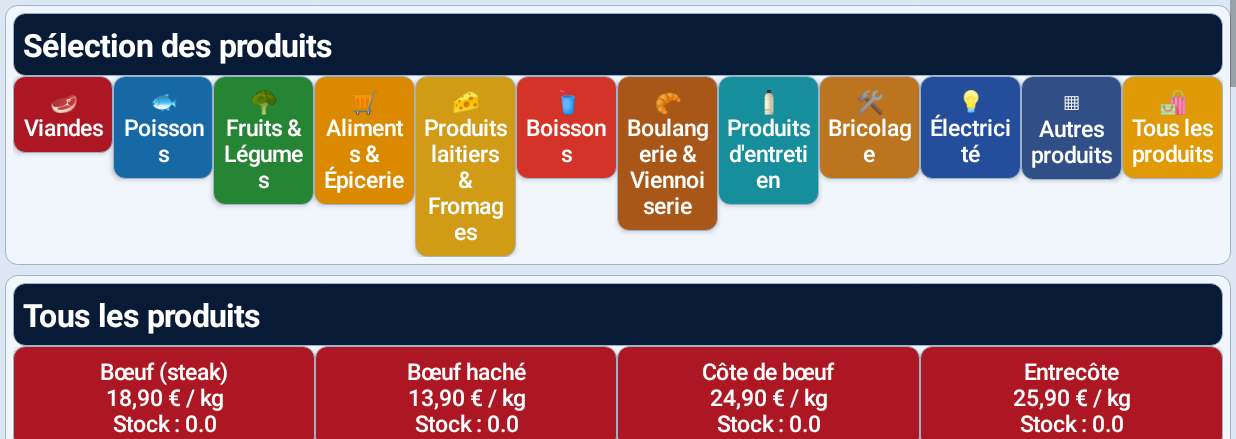
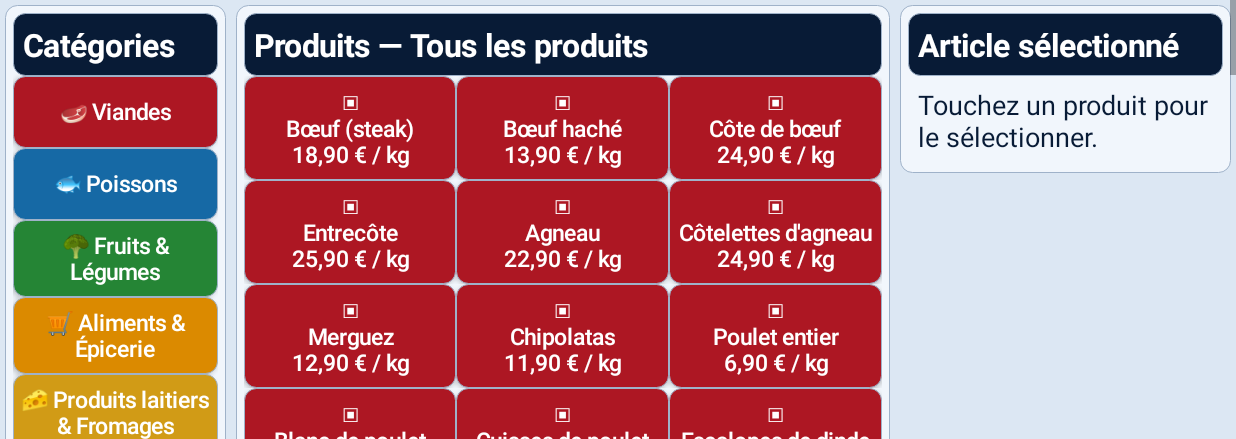
Before and after one commit to hadjahmedkad-ui/Caisse-Magasin, an Android app: the screen it shows after launch (MainActivity), after a tap on "Produits", on a phone screen of 824 x 412 dp (held sideways), the part 179-618 px from its top. Run offline under Robolectric (Android 15) with nearby library versions, the phone set to English and light mode, and no system bars.

Commit message:
Réorganiser sélection produits en 3 zones : catégories, grille, fiche et ajout au ticket

```diff
--- a/app/src/main/java/com/caissemagasin/app/MainActivity.java
+++ b/app/src/main/java/com/caissemagasin/app/MainActivity.java
@@ -65,8 +65,45 @@ public class MainActivity extends Activity {
  LinearLayout pay=panel(right,"Moyens de paiement");LinearLayout r=row();pay.addView(r);String[] methods={"Carte bancaire","Espèces","Chèque bancaire","Chèque restaurant"};int[] payColors={0xff1954d2,0xff159c2d,0xff852ac3,0xffef7900};for(int j=0;j<methods.length;j++){String method=methods[j];add(r,btn(method,payColors[j],()->pay(method)),1);}}
  void key(String k){if(k.equals("Ajouter")){double q=num(qty.getText().toString()),p=num(price.getText().toString());if(q<=0||p<0){toast("Quantité ou prix incorrect");return;}JSONObject selected=find(chosenCode);if(selected!=null){double existing=0;for(JSONObject c:cart)if(c.optString("code").equals(chosenCode))existing+=c.optDouble("qty");if(q+existing>selected.optDouble("stock")){toast("Stock insuffisant");return;}}JSONObject c=item(chosen.isEmpty()?"Article manuel":chosen,"",chosenCode,"pièce",0,p,0);try{c.put("qty",q);}catch(Exception e){}cart.add(c);save();show("Caisse");return;}
  EditText e=qty.hasFocus()?qty:price;String s=e.getText().toString();if(k.equals("←"))s=s.isEmpty()?"":s.substring(0,s.length()-1);else if(k.equals("+"))s=String.valueOf(num(s)+1);else if(k.equals("−"))s=String.valueOf(Math.max(0,num(s)-1));else if(k.equals("×"))s=String.valueOf(num(s)*2);else s+=k.equals(",")?".":k;e.setText(s);e.setSelection(s.length());}
- void produits(String category){body.removeAllViews();LinearLayout filter=panel(body,"Sélection des produits");LinearLayout catsRow=row();filter.addView(catsRow);for(int j=0;j<cats.length;j++){String c=cats[j];add(catsRow,btn(catIcons[j]+"\n"+c,catColors[j],()->produits(c.equals("Tous les produits")?null:c)),1);}
- LinearLayout list=panel(body,category==null?"Tous les produits":category);int count=0;LinearLayout grid=null;for(JSONObject p:products){if(category!=null&&!category.equals(p.optString("cat")))continue;if(count%4==0){grid=row();list.addView(grid);}count++;String label=p.optString("name")+"\n"+eur(p.optDouble("price"))+" / "+p.optString("unit")+"\nStock : "+p.optDouble("stock");add(grid,btn(label,catColors[Math.max(0,Arrays.asList(cats).indexOf(p.optString("cat")))],()->{chosen=p.optString("name");chosenCode=p.optString("code");show("Caisse");}),1);}if(count==0)list.addView(txt("Aucun produit dans cette catégorie.",18,navy));}
+ void produits(String category){
+ body.removeAllViews();
+ LinearLayout layout=row();body.addView(layout);
+ LinearLayout side=col(),center=col(),details=col();
+ layout.addView(side,new LinearLayout.LayoutParams(0,-2,1.5f));
+ layout.addView(center,new LinearLayout.LayoutParams(0,-2,4.3f));
+ layout.addView(details,new LinearLayout.LayoutParams(0,-2,2.2f));
+ LinearLayout menu=panel(side,"Catégories");
+ for(int j=0;j<cats.length;j++){String c=cats[j];menu.addView(btn(catIcons[j]+" "+c,catColors[j],()->produits(c.equals("Tous les produits")?null:c)));}
+ LinearLayout list=panel(center,"Produits — "+(category==null?"Tous les produits":category));
+ int count=0;LinearLayout grid=null;
+ for(JSONObject p:products){
+ if(category!=null&&!category.equals(p.optString("cat")))continue;
+ if(count%3==0){grid=row();list.addView(grid);}
+ count++;
+ String label="▣\n"+p.optString("name")+"\n"+eur(p.optDouble("price"))+" / "+p.optString("unit");
+ int color=catColors[Math.max(0,Arrays.asList(cats).indexOf(p.optString("cat")))];
+ add(grid,btn(label,color,()->{chosen=p.optString("name");chosenCode=p.optString("code");produits(category);}),1);
+ }
+ if(count==0)list.addView(txt("Aucun produit dans cette catégorie.",18,navy));
+ LinearLayout selection=panel(details,"Article sélectionné");
+ JSONObject p=find(chosenCode);
+ if(p==null){selection.addView(txt("Touchez un produit pour le sélectionner.",18,navy));return;}
+ selection.addView(txt(p.optString("name"),23,navy));
+ selection.addView(txt("Prix unitaire : "+eur(p.optDouble("price"))+" / "+p.optString("unit"),19,green));
+ selection.addView(txt("Stock actuel : "+p.optDouble("stock")+" "+p.optString("unit"),17,navy));
+ EditText amount=field("Quantité","1");selection.addView(amount);
+ selection.addView(btn("−",blue,()->amount.setText(String.valueOf(Math.max(0,num(amount.getText().toString())-1)))));
+ selection.addView(btn("+",blue,()->amount.setText(String.valueOf(num(amount.getText().toString())+1))));
+ selection.addView(btn("🛒 Ajouter à la vente",green,()->{
+ double q=num(amount.getText().toString());if(q<=0){toast("Quantité incorrecte");return;}
+ double reserved=0;for(JSONObject c:cart)if(c.optString("code").equals(p.optString("code")))reserved+=c.optDouble("qty");
+ if(q+reserved>p.optDouble("stock")){toast("Stock insuffisant : renseignez le stock réel dans Stock");return;}
+ JSONObject line=item(p.optString("name"),p.optString("cat"),p.optString("code"),p.optString("unit"),p.optDouble("cost"),p.optDouble("price"),0);
+ try{line.put("qty",q);}catch(Exception e){}
+ cart.add(line);save();show("Caisse");
+ }));
+ LinearLayout bottom=panel(body,"Stock — "+p.optString("cat"));bottom.addView(txt("Stock initial et mouvements à renseigner dans l'inventaire | Stock disponible : "+p.optDouble("stock")+" "+p.optString("unit"),16,navy));
+ }
  void stock(){LinearLayout form=panel(body,"Gestion du stock et création de produits");EditText name=field("Nom de l'article",""),purchase=field("Prix d'achat",""),sell=field("Prix de vente",""),quantity=field("Stock initial",""),barcode=field("Code-barres","");Spinner cat=spin(cats),unit=spin(units);form.addView(name);form.addView(cat);form.addView(unit);form.addView(purchase);form.addView(sell);form.addView(quantity);form.addView(barcode);form.addView(btn("Générer un code interne",blue,()->barcode.setText("29"+System.currentTimeMillis())),new LinearLayout.LayoutParams(-1,-2));form.addView(btn("Enregistrer le produit",green,()->{String n=name.getText().toString().trim(),b=barcode.getText().toString().trim();if(n.isEmpty()||b.isEmpty()||find(b)!=null){toast("Nom ou code manquant, ou code déjà utilisé");return;}double q=num(quantity.getText().toString()),pr=num(sell.getText().toString()),co=num(purchase.getText().toString());if(q<0||pr<0||co<0){toast("Valeur négative interdite");return;}products.add(item(n,cat.getSelectedItem().toString(),b,unit.getSelectedItem().toString(),co,pr,q));save();show("Stock");}));
  LinearLayout list=panel(body,"Inventaire / sorties");for(JSONObject p:products){LinearLayout r=row();list.addView(r);add(r,txt(p.optString("name")+" | "+p.optString("code")+" | "+eur(p.optDouble("price"))+" | Reste "+p.optDouble("stock")+" "+p.optString("unit"),17,navy),4);add(r,btn("Modifier",blue,()->edit(p)),1);}}
  void edit(JSONObject p){LinearLayout form=panel(body,"Modifier : "+p.optString("name"));EditText pr=field("Prix",String.valueOf(p.optDouble("price"))),q=field("Stock",String.valueOf(p.optDouble("stock")));form.addView(pr);form.addView(q);form.addView(btn("Sauvegarder",green,()->{try{p.put("price",num(pr.getText().toString()));p.put("stock",num(q.getText().toString()));}catch(Exception e){}save();show("Stock");}));}
```
